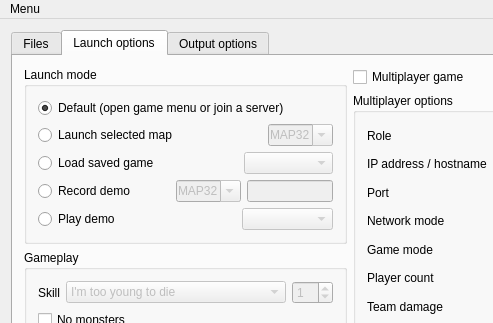
The window that Forms/MainWindow.ui (Youda008/DoomRunner) describes before a commit, drawn with Qt 5; both pictures show x 0 to 493 and y 0 to 323 of the 720 by 720 pixel window.
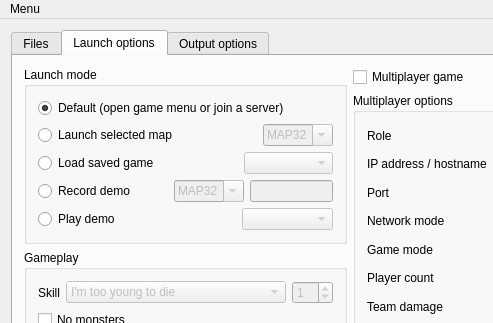
The same window after the commit. The open tabs and pages were chosen to show the change. Icons and pictures are not drawn. Custom widgets are drawn as their Qt base class.

Commit message: widened the map combo-boxes so that map names fit in in KDE

What changed in the file:
```diff
--- a/Forms/MainWindow.ui
+++ b/Forms/MainWindow.ui
@@ -562,13 +562,13 @@
                  </property>
                  <property name="minimumSize">
                   <size>
-                   <width>65</width>
+                   <width>70</width>
                    <height>0</height>
                   </size>
                  </property>
                  <property name="maximumSize">
                   <size>
-                   <width>65</width>
+                   <width>70</width>
                    <height>16777215</height>
                   </size>
                  </property>
@@ -675,13 +675,13 @@
                  </property>
                  <property name="minimumSize">
                   <size>
-                   <width>65</width>
+                   <width>70</width>
                    <height>0</height>
                   </size>
                  </property>
                  <property name="maximumSize">
                   <size>
-                   <width>65</width>
+                   <width>70</width>
                    <height>16777215</height>
                   </size>
                  </property>
```
Left out of the diff: 2 changed lines with no effect on the pictures.
